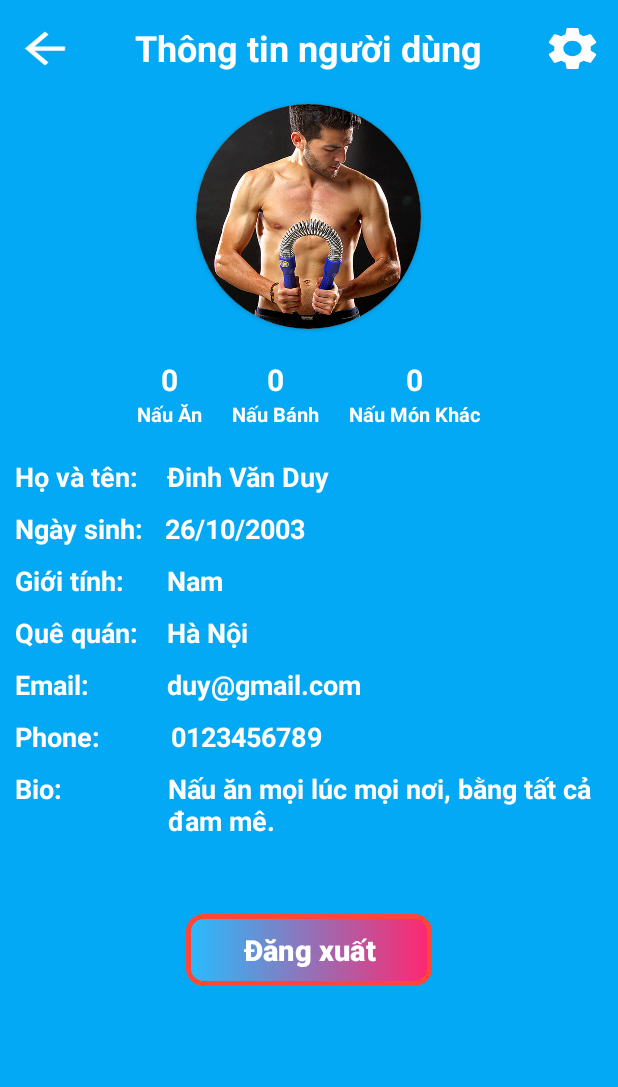
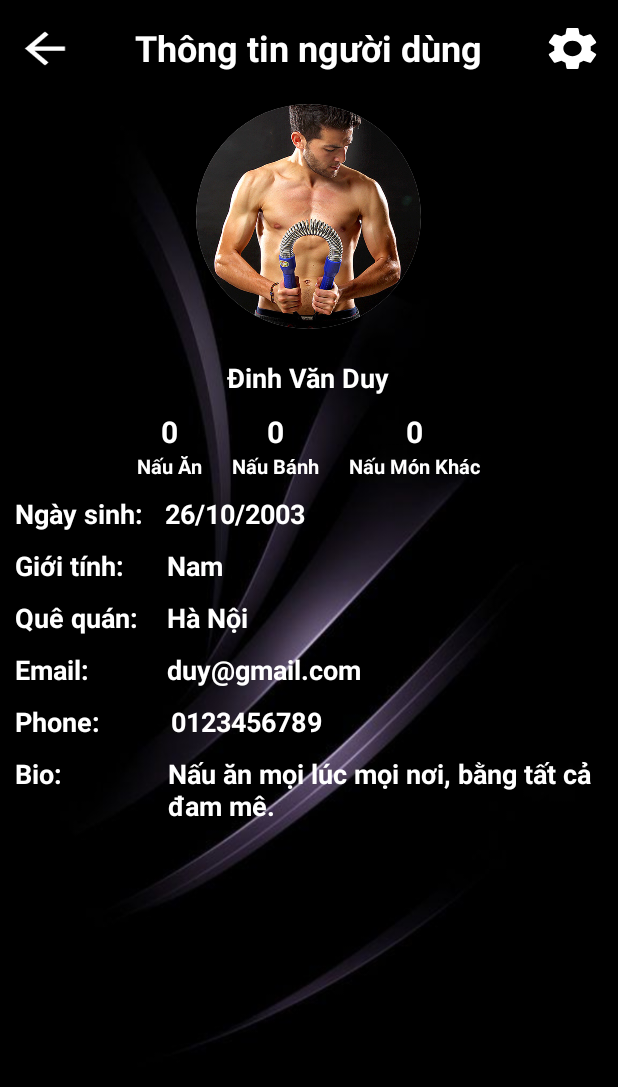
Before and after one commit to vanduy2003/Do_An_Chuyen_Nganh_2, an Android app: the UpdateInfor screen opened directly, with no data from a screen before it, on a phone screen of 412 x 824 dp. Shown: the top 1087 px of the screen. Run offline under Robolectric (Android 15) with nearby library versions, the light colour scheme and no system bars; our stand-ins replace Firebase (no records; nobody signed in at launch, a user with empty details on screens opened directly); pictures from the network do not load.

Commit message:
update lại home,backgroud acc, bấm btn mẹo hay, đưa đăng xuất vào menu setting

```diff
--- a/app/src/main/AndroidManifest.xml
+++ b/app/src/main/AndroidManifest.xml
@@ -36,6 +36,9 @@
             android:name="nhom12.eauta.cookinginstructions.Controller.Activity_Register"
             android:exported="false" />
         <activity
+            android:name="nhom12.eauta.cookinginstructions.Controller.GoodTips"
+            android:exported="false" />
+        <activity
             android:name="nhom12.eauta.cookinginstructions.MainActivity"
             android:exported="true">
             <intent-filter>
--- a/app/src/main/res/layout/activity_update_infor.xml
+++ b/app/src/main/res/layout/activity_update_infor.xml
@@ -5,7 +5,7 @@
     android:id="@+id/main"
     android:layout_width="match_parent"
     android:layout_height="match_parent"
-    android:background="@color/blue"
+    android:background="@drawable/img_2"
     tools:context="nhom12.eauta.cookinginstructions.Controller.UpdateInfor">
 
     <!-- ScrollView bao bọc LinearLayout -->
@@ -89,11 +89,22 @@
                         android:src="@drawable/a1" />
                 </androidx.cardview.widget.CardView>
 
+                <TextView
+                    android:id="@+id/txtNamef"
+                    android:layout_width="wrap_content"
+                    android:layout_height="wrap_content"
+                    android:text="Đinh Văn Duy"
+                    android:textColor="#FFFFFF"
+                    android:textSize="18sp"
+                    android:textStyle="bold"
+                    android:layout_gravity="center"/>
+
                 <LinearLayout
                     android:layout_width="wrap_content"
                     android:layout_height="wrap_content"
                     android:orientation="horizontal"
-                    android:layout_gravity="center">
+                    android:layout_gravity="center"
+                    android:layout_marginTop="10dp">
 
                     <!-- Cặp đầu tiên -->
                     <LinearLayout
@@ -180,40 +191,6 @@
                             android:textColor="#FFFFFF"
                             android:gravity="center"/>
                     </LinearLayout>
-
-                </LinearLayout>
-
-
-
-                <LinearLayout
-                    android:layout_width="match_parent"
-                    android:layout_height="match_parent"
-                    android:layout_marginTop="20dp"
-                    android:layout_weight="1"
-                    android:orientation="horizontal">
-
-                    <TextView
-                        android:id="@+id/textView11"
-                        android:layout_width="wrap_content"
-                        android:layout_height="wrap_content"
-                        android:layout_marginLeft="10dp"
-                        android:text="Họ và tên:  "
-                        android:textAlignment="center"
-                        android:textColor="#FFFFFF"
-                        android:textSize="18sp"
-                        android:textStyle="bold" />
-
-                    <TextView
-                        android:id="@+id/txtNamef"
-                        android:layout_width="wrap_content"
-                        android:layout_height="wrap_content"
-                        android:layout_marginLeft="10dp"
-                        android:layout_weight="1"
-                        android:text="Đinh Văn Duy"
-                        android:textAlignment="viewStart"
-                        android:textColor="#FFFFFF"
-                        android:textSize="18sp"
-                        android:textStyle="bold" />
 
                 </LinearLayout>
 
@@ -409,30 +386,7 @@
                         android:textStyle="bold" />
 
                 </LinearLayout>
-
-                <LinearLayout
-                    android:layout_width="match_parent"
-                    android:layout_height="match_parent"
-                    android:layout_margin="50dp"
-                    android:orientation="vertical">
-
-                    <Button
-                        android:id="@+id/btnDangxuat"
-                        android:layout_width="wrap_content"
-                        android:layout_height="wrap_content"
-                        android:layout_weight="1"
-                        android:background="@drawable/custom_button"
-                        android:text="Đăng xuất"
-                        android:textAlignment="center"
-                        android:textSize="19sp"
-                        android:textStyle="bold"
-                        app:backgroundTint="@null"
-                        android:layout_gravity="center"/>
-
-                </LinearLayout>
-
             </LinearLayout>
-
         </LinearLayout>
     </ScrollView>
     <!-- Floating Action Button -->
--- a/app/src/main/res/menu/menu_setting.xml
+++ b/app/src/main/res/menu/menu_setting.xml
@@ -7,4 +7,9 @@
         android:title="Cập nhật thông tin"
         android:orderInCategory="1"
         app:showAsAction="never" />
+    <item
+        android:id="@+id/btnDangxuat"
+        android:title="Đăng xuất"
+        android:orderInCategory="2"
+        app:showAsAction="never" />
 </menu>
```
Also changed, not shown: app/src/main/java/nhom12/eauta/cookinginstructions/Controller/Activity_Home.java (+8 -2 lines), app/src/main/java/nhom12/eauta/cookinginstructions/Controller/GoodTips.java (added, +15 -0 lines), app/src/main/java/nhom12/eauta/cookinginstructions/Controller/UpdateInfor.java (+16 -28 lines), app/src/main/res/layout/activity_good_tips.xml (added, +54 -0 lines), app/src/main/res/layout/activity_home.xml (+11 -11 lines), app/src/main/res/drawable/img_2.png (added).
